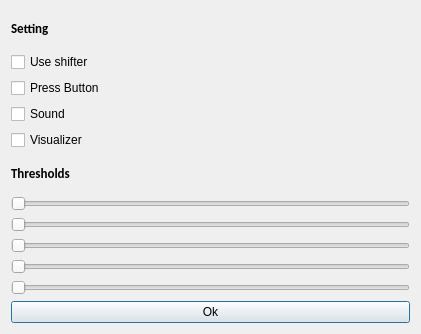
The window that hand2key2.ui (brahimrejeb/Human-Machine-Interface) describes before a commit, drawn with Qt 5.
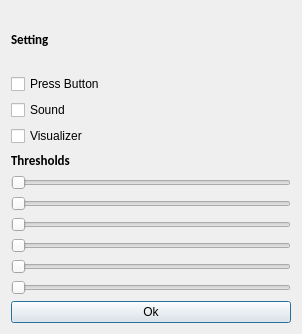
The same window after the commit.

Commit message: Interface: Work in progess

```diff
--- a/hand2key2.ui
+++ b/hand2key2.ui
@@ -6,7 +6,7 @@
    <rect>
     <x>0</x>
     <y>0</y>
-    <width>421</width>
+    <width>302</width>
     <height>334</height>
    </rect>
   </property>
@@ -176,13 +176,6 @@
        </property>
       </widget>
      </item>
-     <item>
-      <widget class="QCheckBox" name="ShifterButton">
-       <property name="text">
-        <string>Use shifter</string>
-       </property>
-      </widget>
-     </item>
      <item>
       <widget class="QCheckBox" name="PressButton">
        <property name="text">
@@ -258,6 +251,13 @@
        </property>
       </widget>
      </item>
+     <item>
+      <widget class="QSlider" name="WristThresh">
+       <property name="orientation">
+        <enum>Qt::Horizontal</enum>
+       </property>
+      </widget>
+     </item>
     </layout>
    </item>
    <item>
```
The commit also changes 7 other files.
